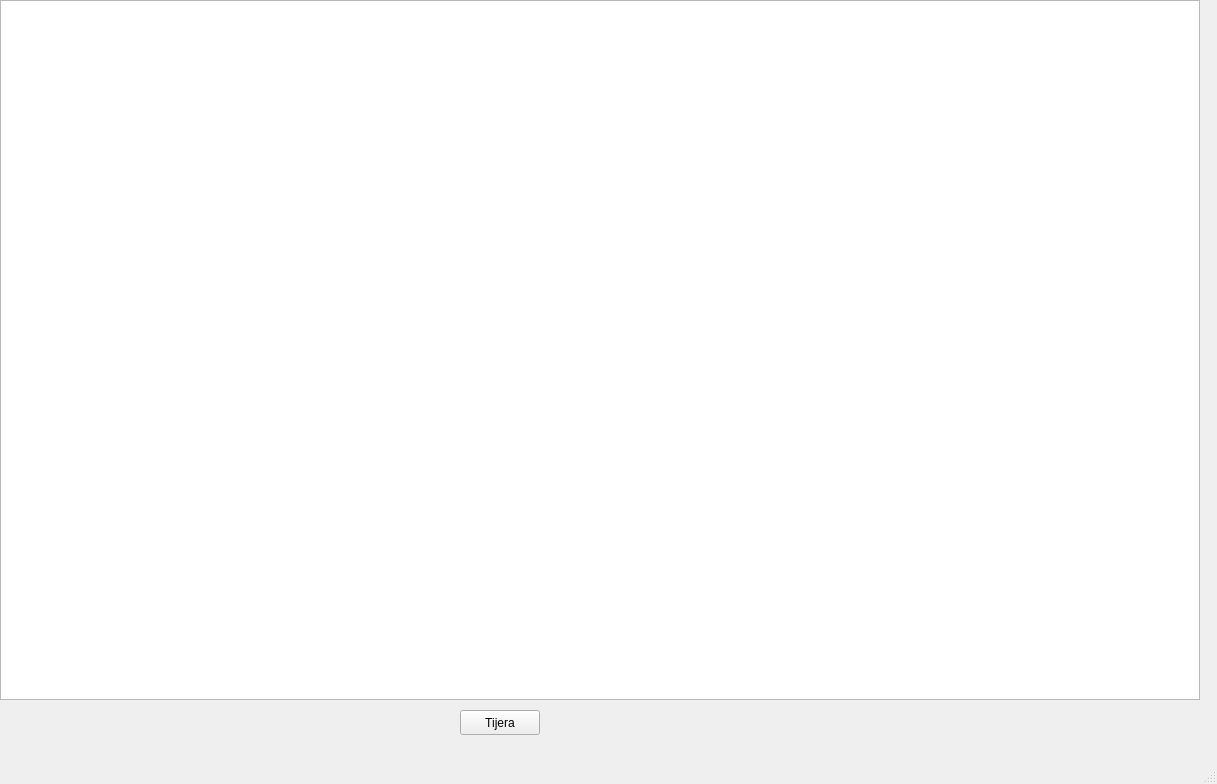
Above: mainwindow.ui from yojuma/Laboratorio5 before the change. Below: the same form after it.
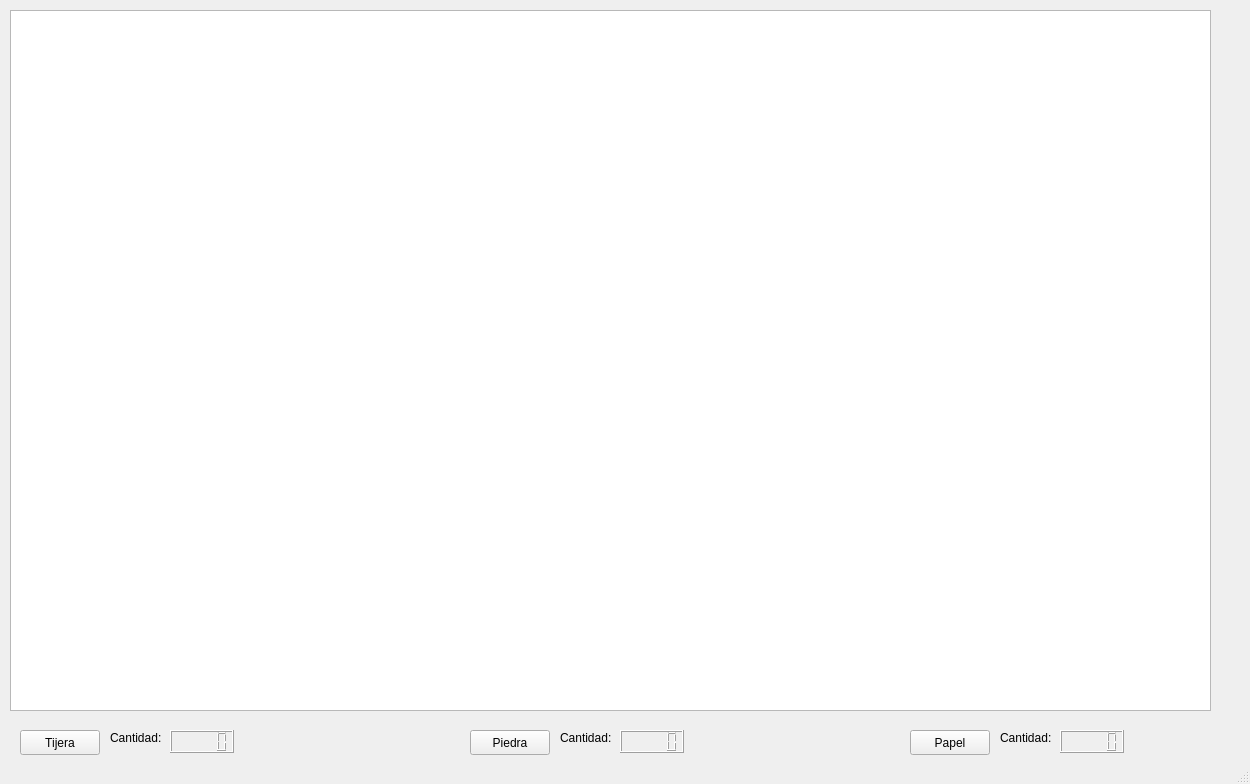
That is the form after the change.

Diff of the .ui file:
```diff
--- a/mainwindow.ui
+++ b/mainwindow.ui
@@ -6,7 +6,7 @@
    <rect>
     <x>0</x>
     <y>0</y>
-    <width>1217</width>
+    <width>1250</width>
     <height>784</height>
    </rect>
   </property>
@@ -17,18 +17,18 @@
    <widget class="QGraphicsView" name="graphicsView">
     <property name="geometry">
      <rect>
-      <x>0</x>
-      <y>0</y>
-      <width>1200</width>
-      <height>700</height>
+      <x>10</x>
+      <y>10</y>
+      <width>1201</width>
+      <height>701</height>
      </rect>
     </property>
    </widget>
    <widget class="QPushButton" name="pushButton">
     <property name="geometry">
      <rect>
-      <x>460</x>
-      <y>710</y>
+      <x>20</x>
+      <y>730</y>
       <width>80</width>
       <height>25</height>
      </rect>
@@ -37,6 +37,101 @@
      <string>Tijera</string>
     </property>
    </widget>
+   <widget class="QLabel" name="label">
+    <property name="geometry">
+     <rect>
+      <x>110</x>
+      <y>730</y>
+      <width>55</width>
+      <height>16</height>
+     </rect>
+    </property>
+    <property name="text">
+     <string>Cantidad:</string>
+    </property>
+   </widget>
+   <widget class="QLCDNumber" name="cantidadTijeras">
+    <property name="geometry">
+     <rect>
+      <x>170</x>
+      <y>730</y>
+      <width>64</width>
+      <height>23</height>
+     </rect>
+    </property>
+   </widget>
+   <widget class="QPushButton" name="piedra">
+    <property name="geometry">
+     <rect>
+      <x>470</x>
+      <y>730</y>
+      <width>80</width>
+      <height>25</height>
+     </rect>
+    </property>
+    <property name="text">
+     <string>Piedra</string>
+    </property>
+   </widget>
+   <widget class="QLabel" name="label_2">
+    <property name="geometry">
+     <rect>
+      <x>560</x>
+      <y>730</y>
+      <width>55</width>
+      <height>16</height>
+     </rect>
+    </property>
+    <property name="text">
+     <string>Cantidad:</string>
+    </property>
+   </widget>
+   <widget class="QLCDNumber" name="cantidadPiedras">
+    <property name="geometry">
+     <rect>
+      <x>620</x>
+      <y>730</y>
+      <width>64</width>
+      <height>23</height>
+     </rect>
+    </property>
+   </widget>
+   <widget class="QPushButton" name="papel">
+    <property name="geometry">
+     <rect>
+      <x>910</x>
+      <y>730</y>
+      <width>80</width>
+      <height>25</height>
+     </rect>
+    </property>
+    <property name="text">
+     <string>Papel</string>
+    </property>
+   </widget>
+   <widget class="QLabel" name="label_3">
+    <property name="geometry">
+     <rect>
+      <x>1000</x>
+      <y>730</y>
+      <width>55</width>
+      <height>16</height>
+     </rect>
+    </property>
+    <property name="text">
+     <string>Cantidad: </string>
+    </property>
+   </widget>
+   <widget class="QLCDNumber" name="cantidadPapeles">
+    <property name="geometry">
+     <rect>
+      <x>1060</x>
+      <y>730</y>
+      <width>64</width>
+      <height>23</height>
+     </rect>
+    </property>
+   </widget>
   </widget>
   <widget class="QStatusBar" name="statusbar"/>
  </widget>
```
Left out of the diff: 2 changed lines with no effect on the pictures.
